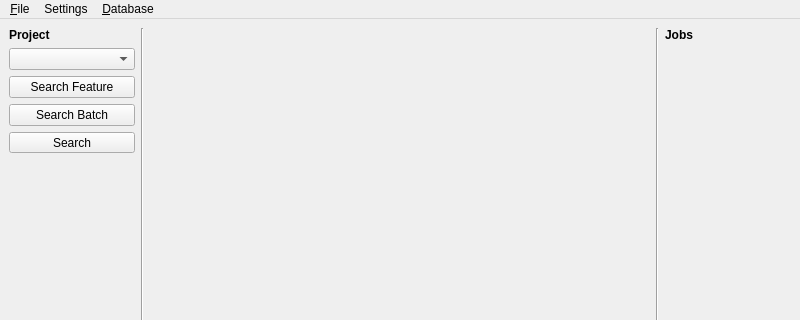
Before: the Qt Designer form src/guiapp/forms/mainwindow.ui in uly55e5/PepDB, drawn with Qt 5; both pictures show x 0 to 800 and y 0 to 320 of the 800 by 600 pixel window.
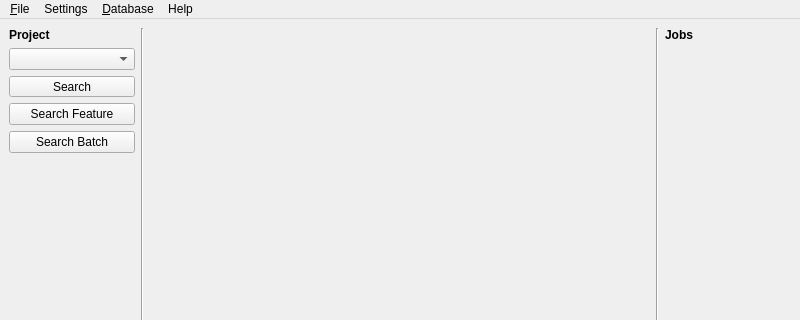
After: the same form once the commit is applied.

Patch:
```diff
--- a/src/guiapp/forms/mainwindow.ui
+++ b/src/guiapp/forms/mainwindow.ui
@@ -39,20 +39,6 @@
       <item>
        <widget class="QComboBox" name="comboBox"/>
       </item>
-      <item>
-       <widget class="QPushButton" name="btnFeatureSeaurch">
-        <property name="text">
-         <string>Search Feature</string>
-        </property>
-       </widget>
-      </item>
-      <item>
-       <widget class="QPushButton" name="btnSearchBatch">
-        <property name="text">
-         <string>Search Batch</string>
-        </property>
-       </widget>
-      </item>
       <item>
        <widget class="QToolButton" name="btnSearch">
         <property name="sizePolicy">
@@ -66,6 +52,20 @@
         </property>
        </widget>
       </item>
+      <item>
+       <widget class="QPushButton" name="btnFeatureSeaurch">
+        <property name="text">
+         <string>Search Feature</string>
+        </property>
+       </widget>
+      </item>
+      <item>
+       <widget class="QPushButton" name="btnSearchBatch">
+        <property name="text">
+         <string>Search Batch</string>
+        </property>
+       </widget>
+      </item>
       <item>
        <spacer name="verticalSpacer">
         <property name="orientation">
@@ -168,10 +168,18 @@
      <string>&amp;Database</string>
     </property>
     <addaction name="actionNewDatabase"/>
+    <addaction name="actionAdd_to_Database"/>
+   </widget>
+   <widget class="QMenu" name="menuHelp">
+    <property name="title">
+     <string>Help</string>
+    </property>
+    <addaction name="actionAbout_PepDB"/>
    </widget>
    <addaction name="menu_File"/>
    <addaction name="menuSettings"/>
    <addaction name="menuDatabase"/>
+   <addaction name="menuHelp"/>
   </widget>
   <widget class="QStatusBar" name="statusbar"/>
   <action name="actionExit">
```
Left out of the diff: 33 changed lines with no effect on the pictures.
